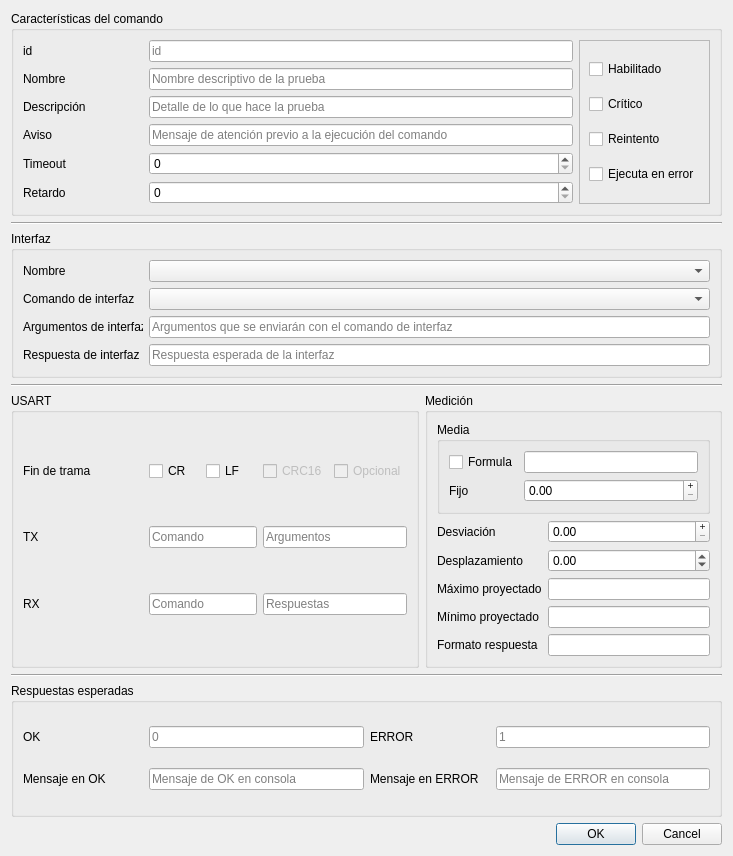
This is src/jigcommandeditdialog.ui in tarpuq/tarpuqJIGsw as Qt 5 draws it before an edit. The edited form follows.
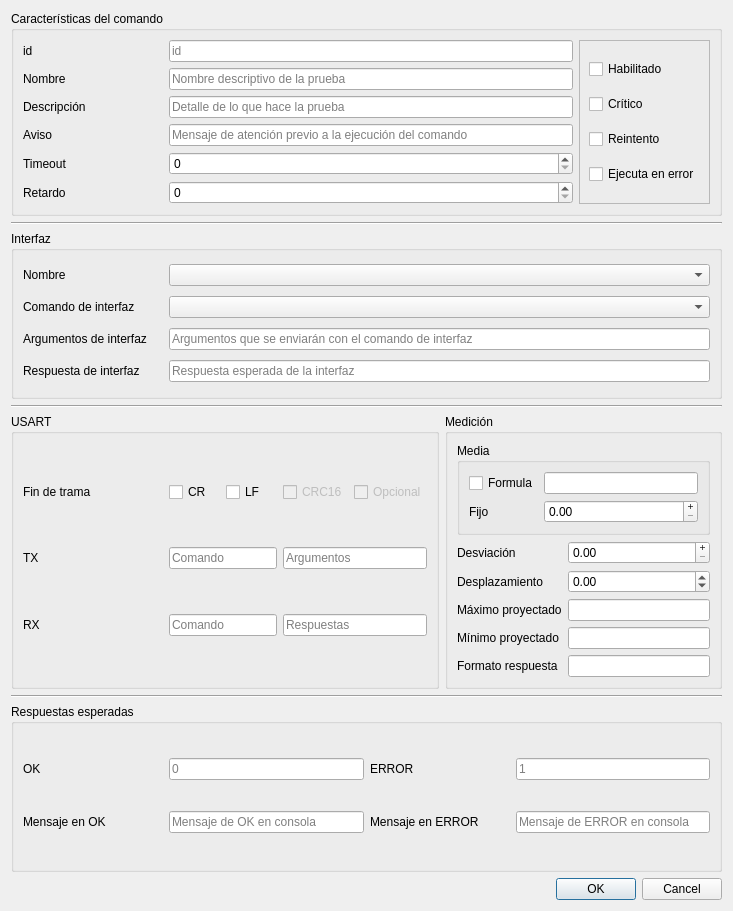
This is the edited form.

```diff
--- a/src/jigcommandeditdialog.ui
+++ b/src/jigcommandeditdialog.ui
@@ -7,7 +7,7 @@
     <x>0</x>
     <y>0</y>
     <width>733</width>
-    <height>856</height>
+    <height>911</height>
    </rect>
   </property>
   <property name="windowTitle">
@@ -30,13 +30,13 @@
        <widget class="QLabel" name="label_19">
         <property name="minimumSize">
          <size>
-          <width>120</width>
+          <width>140</width>
           <height>0</height>
          </size>
         </property>
         <property name="maximumSize">
          <size>
-          <width>120</width>
+          <width>140</width>
           <height>16777215</height>
          </size>
         </property>
@@ -82,13 +82,13 @@
        <widget class="QLabel" name="label_4">
         <property name="minimumSize">
          <size>
-          <width>120</width>
+          <width>140</width>
           <height>0</height>
          </size>
         </property>
         <property name="maximumSize">
          <size>
-          <width>120</width>
+          <width>140</width>
           <height>16777215</height>
          </size>
         </property>
@@ -101,13 +101,13 @@
        <widget class="QLabel" name="label_8">
         <property name="minimumSize">
          <size>
-          <width>120</width>
+          <width>140</width>
           <height>0</height>
          </size>
         </property>
         <property name="maximumSize">
          <size>
-          <width>120</width>
+          <width>140</width>
           <height>16777215</height>
          </size>
         </property>
@@ -387,13 +387,13 @@
        <widget class="QLabel" name="label">
         <property name="minimumSize">
          <size>
-          <width>120</width>
+          <width>140</width>
           <height>0</height>
          </size>
         </property>
         <property name="maximumSize">
          <size>
-          <width>120</width>
+          <width>140</width>
           <height>16777215</height>
          </size>
         </property>
@@ -406,13 +406,13 @@
        <widget class="QLabel" name="label_2">
         <property name="minimumSize">
          <size>
-          <width>120</width>
+          <width>140</width>
           <height>0</height>
          </size>
         </property>
         <property name="maximumSize">
          <size>
-          <width>120</width>
+          <width>140</width>
           <height>16777215</height>
          </size>
         </property>
@@ -425,13 +425,13 @@
        <widget class="QLabel" name="label_3">
         <property name="minimumSize">
          <size>
-          <width>120</width>
+          <width>140</width>
           <height>0</height>
          </size>
         </property>
         <property name="maximumSize">
          <size>
-          <width>120</width>
+          <width>140</width>
           <height>16777215</height>
          </size>
         </property>
@@ -444,13 +444,13 @@
        <widget class="QLabel" name="label_7">
         <property name="minimumSize">
          <size>
-          <width>120</width>
+          <width>140</width>
           <height>0</height>
          </size>
         </property>
         <property name="maximumSize">
          <size>
-          <width>120</width>
+          <width>140</width>
           <height>16777215</height>
          </size>
         </property>
@@ -506,13 +506,13 @@
        <widget class="QLabel" name="label_13">
         <property name="minimumSize">
          <size>
-          <width>120</width>
+          <width>140</width>
           <height>0</height>
          </size>
         </property>
         <property name="maximumSize">
          <size>
-          <width>120</width>
+          <width>140</width>
           <height>16777215</height>
          </size>
         </property>
@@ -525,13 +525,13 @@
        <widget class="QLabel" name="label_12">
         <property name="minimumSize">
          <size>
-          <width>120</width>
+          <width>140</width>
           <height>0</height>
          </size>
         </property>
         <property name="maximumSize">
          <size>
-          <width>120</width>
+          <width>140</width>
           <height>16777215</height>
          </size>
         </property>
@@ -558,13 +558,13 @@
        <widget class="QLabel" name="label_11">
         <property name="minimumSize">
          <size>
-          <width>120</width>
+          <width>140</width>
           <height>0</height>
          </size>
         </property>
         <property name="maximumSize">
          <size>
-          <width>120</width>
+          <width>140</width>
           <height>16777215</height>
          </size>
         </property>
@@ -584,13 +584,13 @@
        <widget class="QLabel" name="label_14">
         <property name="minimumSize">
          <size>
-          <width>120</width>
+          <width>140</width>
           <height>0</height>
          </size>
         </property>
         <property name="maximumSize">
          <size>
-          <width>120</width>
+          <width>140</width>
           <height>16777215</height>
          </size>
         </property>
@@ -603,13 +603,13 @@
        <widget class="QLabel" name="label_18">
         <property name="minimumSize">
          <size>
-          <width>120</width>
+          <width>140</width>
           <height>0</height>
          </size>
         </property>
         <property name="maximumSize">
          <size>
-          <width>120</width>
+          <width>140</width>
           <height>16777215</height>
          </size>
         </property>
@@ -629,13 +629,13 @@
        <widget class="QLabel" name="label_17">
         <property name="minimumSize">
          <size>
-          <width>120</width>
+          <width>140</width>
           <height>0</height>
          </size>
         </property>
         <property name="maximumSize">
          <size>
-          <width>120</width>
+          <width>140</width>
           <height>16777215</height>
          </size>
         </property>
@@ -754,13 +754,13 @@
        <widget class="QLabel" name="label_16">
         <property name="minimumSize">
          <size>
-          <width>120</width>
+          <width>140</width>
           <height>0</height>
          </size>
         </property>
         <property name="maximumSize">
          <size>
-          <width>120</width>
+          <width>140</width>
           <height>16777215</height>
          </size>
         </property>
@@ -773,13 +773,13 @@
        <widget class="QLabel" name="label_9">
         <property name="minimumSize">
          <size>
-          <width>120</width>
+          <width>140</width>
           <height>0</height>
          </size>
         </property>
         <property name="maximumSize">
          <size>
-          <width>120</width>
+          <width>140</width>
           <height>16777215</height>
          </size>
         </property>
@@ -792,13 +792,13 @@
        <widget class="QLabel" name="label_10">
         <property name="minimumSize">
          <size>
-          <width>120</width>
+          <width>140</width>
           <height>0</height>
          </size>
         </property>
         <property name="maximumSize">
          <size>
-          <width>120</width>
+          <width>140</width>
           <height>16777215</height>
          </size>
         </property>
@@ -830,13 +830,13 @@
        <widget class="QLabel" name="label_20">
         <property name="minimumSize">
          <size>
-          <width>120</width>
+          <width>140</width>
           <height>0</height>
          </size>
         </property>
         <property name="maximumSize">
          <size>
-          <width>120</width>
+          <width>140</width>
           <height>16777215</height>
          </size>
         </property>
```
